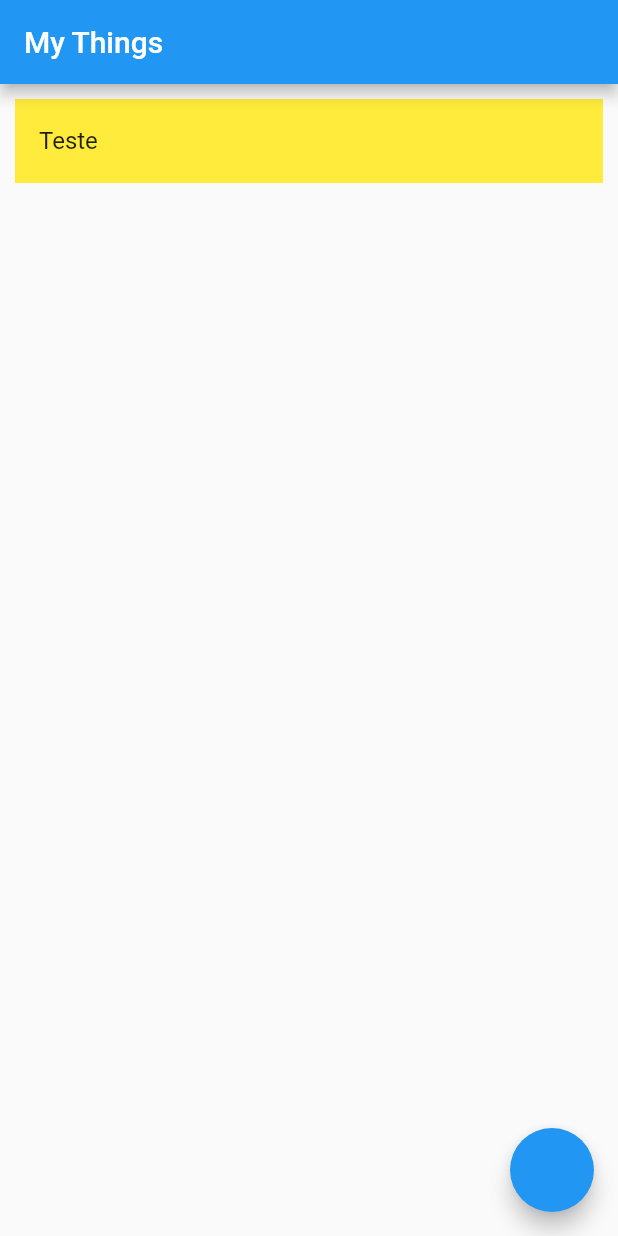
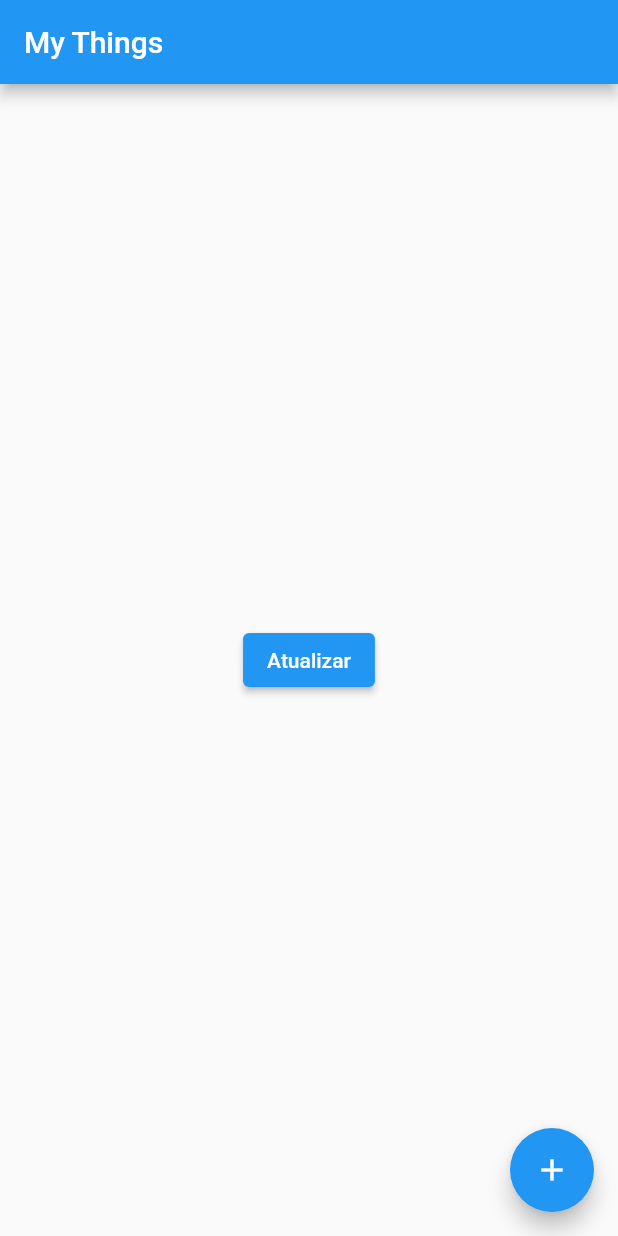
Before and after one commit to Arthurlima544/Desafio-e-soft, a Flutter app: the screen it shows after launch, on a phone screen of 412 x 824 dp. Run offline on Flutter 3.47's test engine with Material 2 defaults, Android fonts, the phone set to English and light mode, and no system bars; our stand-ins replace bloc, equatable, flutter_bloc, sqflite; accounts and stored records are empty.

Commit message:
implementando integração com bd e Ui

```diff
--- a/lib/Pages/Homepage/HomePage.dart
+++ b/lib/Pages/Homepage/HomePage.dart
@@ -11,9 +11,6 @@ class HomePage extends StatelessWidget {
       appBar: AppBar(
         title: Text("My Things"),
       ),
-      floatingActionButton: FloatingActionButton(
-        onPressed: () => context.read<HomepageBloc>().add(HomeFetchList()),
-      ),
       body: BlocBuilder<HomepageBloc, HomepageState>(
         builder: (context, state) {
           if (state is HomeLoadingState) {
@@ -23,24 +20,38 @@ class HomePage extends StatelessWidget {
           }
           if (state is HomeLoadedState) {
             return ListView.builder(
-              itemCount: 3,
+              itemCount: state.list.length,
               itemBuilder: (BuildContext context, int index) {
-                return ListTile(
-                  title: Text("Teste"),
-                  tileColor:
-                      Colors.primaries[Random().nextInt(Colors.accents.length)],
+                return Padding(
+                  padding: const EdgeInsets.all(8.0),
+                  child: ListTile(
+                    title: Text(state.list[index].titulo),
+                    tileColor: Colors
+                        .primaries[Random().nextInt(Colors.accents.length)],
+                  ),
                 );
               },
             );
           }
           return Container(
-            padding: EdgeInsets.all(10),
-            child: ListTile(
-              title: Text("Teste"),
-              tileColor:
-                  Colors.primaries[Random().nextInt(Colors.accents.length)],
-            ),
-          );
+              padding: EdgeInsets.all(10),
+              child: Center(
+                  child: ElevatedButton(
+                      onPressed: () {
+                        context.read<HomepageBloc>().add(HomeFetchList());
+                      },
+                      child: Text(
+                        "Atualizar",
+                      ))));
+        },
+      ),
+      floatingActionButton: FloatingActionButton(
+        child: Icon(Icons.add),
+        onPressed: () {
+          context
+              .read<HomepageBloc>()
+              .add(CreateAnotation("Outro teste", "Outra Descricao"));
+          context.read<HomepageBloc>().add(HomeFetchList());
         },
       ),
     );
```
